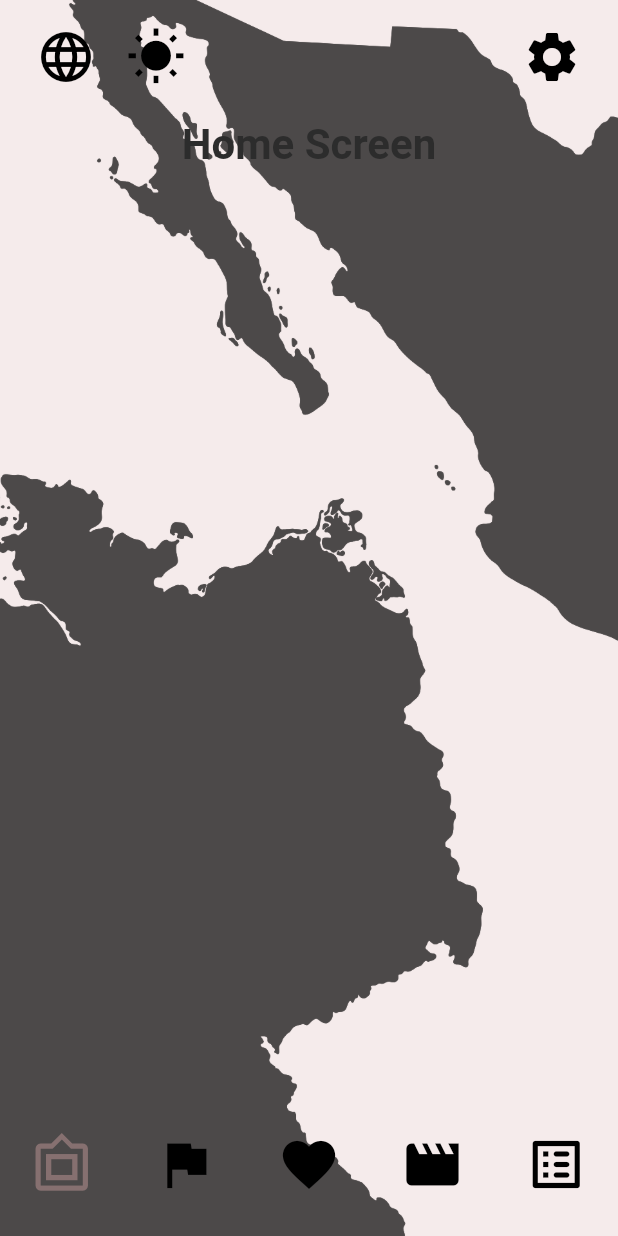
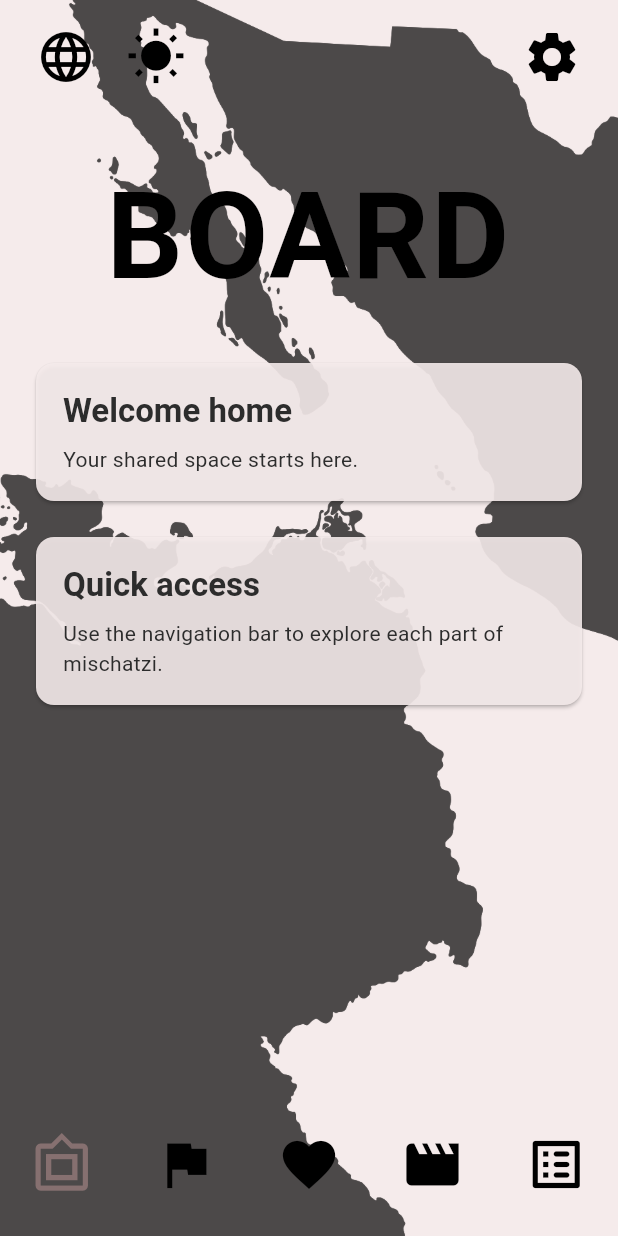
Before and after one commit to SofiaMOsorno/mischatzi, a Flutter app: the screen it shows after launch, after a tap on "SOFI", on a phone screen of 412 x 824 dp. Run offline on Flutter 3.47's test engine with Material 3 defaults, Android fonts, the phone set to English and light mode, and no system bars; our stand-ins replace google_fonts, shared_preferences; accounts and stored records are empty; Roboto replaces fonts that are missing (Calistoga).

Commit message:
Added movies screen and divided home screen logistics

```diff
--- a/lib/screens/bucket_list_screen.dart
+++ b/lib/screens/bucket_list_screen.dart
@@ -0,0 +1,50 @@
+import 'package:flutter/material.dart';
+import 'home_screen.dart';
+
+class BucketListScreen extends StatelessWidget {
+  const BucketListScreen({Key? key}) : super(key: key);
+
+  @override
+  Widget build(BuildContext context) {
+    return AppScreenContent(
+      title: 'BUCKET LIST',
+      child: Column(
+        crossAxisAlignment: CrossAxisAlignment.stretch,
+        children: [
+          ContentSection(
+            title: 'Things to do together',
+            child: Column(
+              children: const [
+                _BucketListItem(label: 'Plan a weekend trip'),
+                _BucketListItem(label: 'Cook a new recipe'),
+                _BucketListItem(label: 'Take a picture in a new place'),
+              ],
+            ),
+          ),
+          const SizedBox(height: 16),
+          const ContentSection(
+            title: 'Add to the list',
+            child: Text('This area is ready for your next shared goal.'),
+          ),
+        ],
+      ),
+    );
+  }
+}
+
+class _BucketListItem extends StatelessWidget {
+  final String label;
+
+  const _BucketListItem({required this.label});
+
+  @override
+  Widget build(BuildContext context) {
+    return CheckboxListTile(
+      value: false,
+      onChanged: (_) {},
+      contentPadding: EdgeInsets.zero,
+      controlAffinity: ListTileControlAffinity.leading,
+      title: Text(label),
+    );
+  }
+}
--- a/lib/screens/home_screen.dart
+++ b/lib/screens/home_screen.dart
@@ -1,6 +1,10 @@
 import 'package:flutter/material.dart';
 import '../widgets/top_app_bar.dart';
 import '../widgets/bottom_navigation_bar.dart';
+import 'bucket_list_screen.dart';
+import 'kisses_screen.dart';
+import 'movies_screen.dart';
+import 'phrases_screen.dart';
 
 class HomeScreen extends StatefulWidget {
   const HomeScreen({Key? key}) : super(key: key);
@@ -14,55 +18,29 @@ class _HomeScreenState extends State<HomeScreen> {
 
   @override
   Widget build(BuildContext context) {
+    const screens = [
+      HomeTabScreen(),
+      PhrasesScreen(),
+      KissesScreen(),
+      MoviesScreen(),
+      BucketListScreen(),
+    ];
+
     return Scaffold(
-      // Sin background color - queremos que se vea la imagen
       backgroundColor: Colors.transparent,
-      extendBodyBehindAppBar: true, // Permite que el body se extienda detrás del AppBar
-      extendBody: true, // Permite que el body se extienda detrás del BottomNavBar
-
-      // Imagen de fondo
-      body: Stack(
-        children: [
-          /*
-          Container(
-            decoration: const BoxDecoration(
-              image: DecorationImage(
-                image: AssetImage('assets/images/main_background.png'),
-                fit: BoxFit.cover,
-              ),
-            ),
-          ),
-          */
-          // Contenido de la pantalla (con espacios para AppBar y BottomNavBar)
-          SafeArea(
-            bottom: false, // No queremos SafeArea abajo para que el body vaya hasta abajo
-            child: Column(
-              children: [
-                // Contenido scrolleable
-                Expanded(
-                  child: SingleChildScrollView(
-                    child: Padding(
-                      padding: const EdgeInsets.all(20.0),
-                      child: Center(
-                        child: Text(
-                          'Home Screen',
-                          style: Theme.of(context).textTheme.displayMedium,
-                        ),
-                      ),
-                    ),
-                  ),
-                ),
-              ],
-            ),
-          ),
-        ],
+      extendBodyBehindAppBar: true,
+      extendBody: true,
+      body: SafeArea(
+        bottom: false,
+        child: IndexedStack(
+          index: _currentIndex,
+          children: screens,
+        ),
       ),
-
       appBar: PreferredSize(
         preferredSize: const Size.fromHeight(60),
-        child: TopAppBar(),
+        child: const TopAppBar(),
       ),
-
       bottomNavigationBar: CustomBottomNavBar(
         currentIndex: _currentIndex,
         onTap: (index) {
@@ -72,3 +50,95 @@ class _HomeScreenState extends State<HomeScreen> {
     );
   }
 }
+
+class HomeTabScreen extends StatelessWidget {
+  const HomeTabScreen({Key? key}) : super(key: key);
+
+  @override
+  Widget build(BuildContext context) {
+    return AppScreenContent(
+      title: 'BOARD',
+      child: Column(
+        crossAxisAlignment: CrossAxisAlignment.stretch,
+        children: const [
+          ContentSection(
+            title: 'Welcome home',
+            child: Text('Your shared space starts here.'),
+          ),
+          SizedBox(height: 16),
+          ContentSection(
+            title: 'Quick access',
+            child: Text('Use the navigation bar to explore each part of mischatzi.'),
+          ),
+        ],
+      ),
+    );
+  }
+}
+
+class AppScreenContent extends StatelessWidget {
+  final String title;
+  final Widget child;
+
+  const AppScreenContent({
+    Key? key,
+    required this.title,
+    required this.child,
+  }) : super(key: key);
+
+  @override
+  Widget build(BuildContext context) {
+    return SingleChildScrollView(
+      padding: const EdgeInsets.fromLTRB(20, 20, 20, 100),
+      child: Column(
+        crossAxisAlignment: CrossAxisAlignment.stretch,
+        children: [
+          const Text(
+            '', // se sobreescribe abajo, ver nota
+          ),
+          Text(
+            title,
+            textAlign: TextAlign.center,
+            style: const TextStyle(
+              fontSize: 80,
+              fontWeight: FontWeight.bold,
+              color: Colors.black,
+              letterSpacing: 1.5,
+            ),
+          ),
+          const SizedBox(height: 24),
+          child,
+        ],
+      ),
+    );
+  }
+}
+
+class ContentSection extends StatelessWidget {
+  final String title;
+  final Widget child;
+
+  const ContentSection({
+    Key? key,
+    required this.title,
+    required this.child,
+  }) : super(key: key);
+
+  @override
+  Widget build(BuildContext context) {
+    return Card(
+      color: Theme.of(context).colorScheme.surface.withOpacity(0.9),
+      child: Padding(
+        padding: const EdgeInsets.all(18),
+        child: Column(
+          crossAxisAlignment: CrossAxisAlignment.start,
+          children: [
+            Text(title, style: Theme.of(context).textTheme.titleLarge),
+            const SizedBox(height: 8),
+            child,
+          ],
+        ),
+      ),
+    );
+  }
+}
--- a/lib/screens/kisses_screen.dart
+++ b/lib/screens/kisses_screen.dart
@@ -0,0 +1,213 @@
+import 'package:flutter/material.dart';
+
+import 'home_screen.dart';
+import '../widgets/custom_modal.dart';
+
+class KissesScreen extends StatefulWidget {
+  const KissesScreen({Key? key}) : super(key: key);
+
+  @override
+  State<KissesScreen> createState() => _KissesScreenState();
+}
+
+class _KissesScreenState extends State<KissesScreen> {
+  int _kissesCount = 0;
+  late final TextEditingController _controller;
+
+  @override
+  void initState() {
+    super.initState();
+    _controller = TextEditingController(text: '0');
+  }
+
+  @override
+  void dispose() {
+    _controller.dispose();
+    super.dispose();
+  }
+
+  void _showConfirmationModal(bool isAdding) {
+    final amount = int.tryParse(_controller.text) ?? 0;
+
+    if (amount <= 0) {
+      return;
+    }
+
+    final action = isAdding ? 'add' : 'subtract';
+
+    showDialog(
+      context: context,
+      barrierColor: Colors.transparent,
+      builder: (context) {
+        return CustomModal(
+          title: 'Confirm',
+          onClose: () => Navigator.pop(context),
+          height: 220,
+          child: Column(
+            mainAxisAlignment: MainAxisAlignment.center,
+            children: [
+              Text(
+                'Are you sure you want to $action $amount kisses?',
+                textAlign: TextAlign.center,
+                style: const TextStyle(
+                  fontSize: 18,
+                ),
+              ),
+
+              const SizedBox(height: 25),
+
+              Row(
+                mainAxisAlignment: MainAxisAlignment.center,
+                children: [
+                  ElevatedButton(
+                    onPressed: () {
+                      Navigator.pop(context);
+                    },
+                    child: const Text('Cancel'),
+                  ),
+
+                  const SizedBox(width: 15),
+
+                  ElevatedButton(
+                    onPressed: () {
+                      setState(() {
+                        if (isAdding) {
+                          _kissesCount += amount;
+                        } else {
+                          _kissesCount -= amount;
+
+                          if (_kissesCount < 0) {
+                            _kissesCount = 0;
+                          }
+                        }
+
+                        _controller.text = '0';
+                      });
+
+                      Navigator.pop(context);
+                    },
+                    child: const Text('Accept'),
+                  ),
+                ],
+              ),
+            ],
+          ),
+        );
+      },
+    );
+  }
+
+  @override
+  Widget build(BuildContext context) {
+    return AppScreenContent(
+      title: 'KISSES',
+      child: Column(
+        crossAxisAlignment: CrossAxisAlignment.stretch,
+        children: [
+          // Número grande centrado
+          Center(
+            child: Text(
+              '$_kissesCount',
+              style: const TextStyle(
+                fontSize: 72,
+                fontWeight: FontWeight.bold,
+                color: Colors.black,
+              ),
+            ),
+          ),
+
+          const SizedBox(height: 12),
+
+          // Controlador: - [input] +
+          Row(
+            mainAxisAlignment: MainAxisAlignment.center,
+            children: [
+              Container(
+                width: 80,
+                height: 80,
+                decoration: BoxDecoration(
+                  color: Theme.of(context).colorScheme.secondary,
+                  borderRadius: BorderRadius.circular(14),
+                  boxShadow: [
+                    BoxShadow(
+                      color: Colors.black,
+                      offset: Offset(2, 2),
+                      blurRadius: 0.0,
+                      spreadRadius: 0.5,
+                      blurStyle: BlurStyle.normal,
+                    ),
+                  ],
+                ),
+                child: IconButton(
+                  onPressed: () => _showConfirmationModal(false),
+                  icon: const Icon(Icons.add),
+                  iconSize: 46,
+                  color: Colors.white,
+                ),
+              ),
+
+              const SizedBox(
+                width: 10,
+              ),
+
+              Container(
+                width: 180,
+                height: 80,
+                decoration: BoxDecoration(
+                  color: Theme.of(context).colorScheme.onPrimary,
+                  borderRadius: BorderRadius.circular(14),
+                  boxShadow: [
+                    BoxShadow(
+                      color: Colors.black,
+                      offset: Offset(2, 2),
+                      blurRadius: 0.0,
+                      spreadRadius: 0.5,
+                      blurStyle: BlurStyle.normal,
+                    ),
+                  ],
+                ),
+                child: TextField(
+                  controller: _controller,
+                  textAlign: TextAlign.center,
+                  keyboardType: TextInputType.number,
+                  decoration: const InputDecoration(
+                    border: InputBorder.none,
+                    hintText: '0',
+                  ),
+                ),
+              ),
+
+              const SizedBox(
+                width: 10,
+              ),
+
+              Container(
+                width: 80,
+                height: 80,
+                decoration: BoxDecoration(
+                  color: Theme.of(context).colorScheme.secondary,
+                  borderRadius: BorderRadius.circular(14),
+                  boxShadow: [
+                    BoxShadow(
+                      color: Colors.black,
+                      offset: Offset(2, 2),
+                      blurRadius: 0.0,
+                      spreadRadius: 0.5,
+                      blurStyle: BlurStyle.normal,
+                    ),
+                  ],
+                ),
+                child: IconButton(
+                  onPressed: () => _showConfirmationModal(true),
+                  icon: const Icon(Icons.remove_rounded),
+                  iconSize: 46,
+                  color: Colors.white,
+                ),
+              ),
+            ],
+          ),
+        ],
+      ),
+    );
+  }
+}
--- /dev/null
+++ b/lib/screens/movies_screen.dart
@@ -0,0 +1,57 @@
+import 'package:flutter/material.dart';
+import 'home_screen.dart';
+
+class MoviesScreen extends StatelessWidget {
+  const MoviesScreen({Key? key}) : super(key: key);
+
+  @override
+  Widget build(BuildContext context) {
+    return AppScreenContent(
+      title: 'MOVIES',
+      child: Column(
+        crossAxisAlignment: CrossAxisAlignment.stretch,
+        children: [
+          ContentSection(
+            title: 'Movie night',
+            child: GridView.count(
+              crossAxisCount: 2,
+              shrinkWrap: true,
+              physics: const NeverScrollableScrollPhysics(),
+              crossAxisSpacing: 12,
+              mainAxisSpacing: 12,
+              childAspectRatio: 1.45,
+              children: const [
+                _MovieCard(title: 'To watch'),
+                _MovieCard(title: 'Watching'),
+                _MovieCard(title: 'Favorites'),
+                _MovieCard(title: 'Watched'),
+              ],
+            ),
+          ),
+          const SizedBox(height: 16),
+          const ContentSection(
+            title: 'Add a movie',
+            child: Text('This area is ready for your next movie-night choice.'),
+          ),
+        ],
+      ),
+    );
+  }
+}
+
+class _MovieCard extends StatelessWidget {
+  final String title;
+
+  const _MovieCard({required this.title});
+
+  @override
+  Widget build(BuildContext context) {
+    return Container(
+      decoration: BoxDecoration(
+        color: Theme.of(context).colorScheme.secondary.withOpacity(0.7),
+        borderRadius: BorderRadius.circular(16),
+      ),
+      child: Center(child: Text(title, textAlign: TextAlign.center)),
+    );
+  }
+}
--- a/lib/screens/phrases_screen.dart
+++ b/lib/screens/phrases_screen.dart
@@ -0,0 +1,51 @@
+import 'package:flutter/material.dart';
+import 'home_screen.dart';
+
+class PhrasesScreen extends StatelessWidget {
+  const PhrasesScreen({Key? key}) : super(key: key);
+
+  @override
+  Widget build(BuildContext context) {
+    return AppScreenContent(
+      title: 'PHRASES',
+      child: Column(
+        crossAxisAlignment: CrossAxisAlignment.stretch,
+        children: [
+          ContentSection(
+            title: 'Saved phrases',
+            child: Column(
+              children: const [
+                _PhraseTile(text: 'You make every day better.'),
+                _PhraseTile(text: 'Our favorite memories are still ahead.'),
+                _PhraseTile(text: 'Together is our favorite place.'),
+              ],
+            ),
+          ),
+          const SizedBox(height: 16),
+          const ContentSection(
+            title: 'Add a phrase',
+            child: Text('This area is ready for creating a new shared phrase.'),
+          ),
+        ],
+      ),
+    );
+  }
+}
+
+class _PhraseTile extends StatelessWidget {
+  final String text;
+
+  const _PhraseTile({required this.text});
+
+  @override
+  Widget build(BuildContext context) {
+    return ListTile(
+      contentPadding: EdgeInsets.zero,
+      leading: Icon(
+        Icons.format_quote,
+        color: Theme.of(context).colorScheme.tertiary,
+      ),
+      title: Text(text),
+    );
+  }
+}
```
